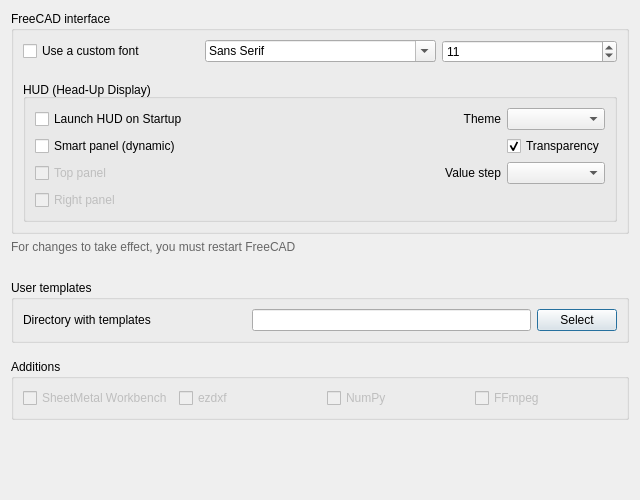
Above: addon/addFC/ui/pref_other.ui from GS90/addFC before the change. Below: the same form after it.
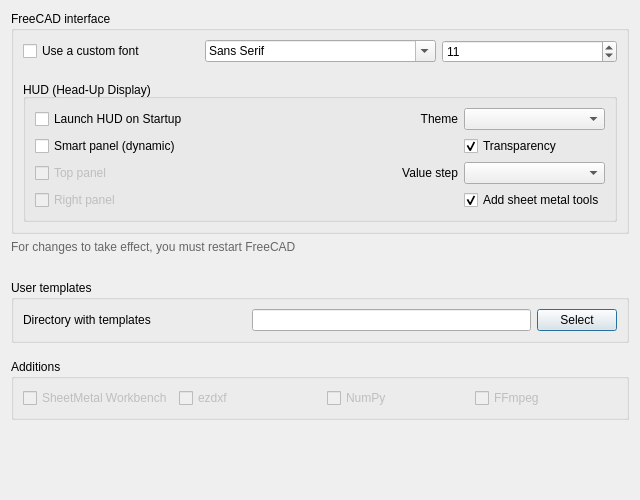
That is the form after the change.

The edit to the form file:
```diff
--- a/addon/addFC/ui/pref_other.ui
+++ b/addon/addFC/ui/pref_other.ui
@@ -154,6 +154,16 @@
            </property>
           </widget>
          </item>
+         <item row="3" column="2">
+          <widget class="QCheckBox" name="checkBox_hud_tools_sm">
+           <property name="text">
+            <string>Add sheet metal tools</string>
+           </property>
+           <property name="checked">
+            <bool>true</bool>
+           </property>
+          </widget>
+         </item>
         </layout>
        </widget>
       </item>
```
